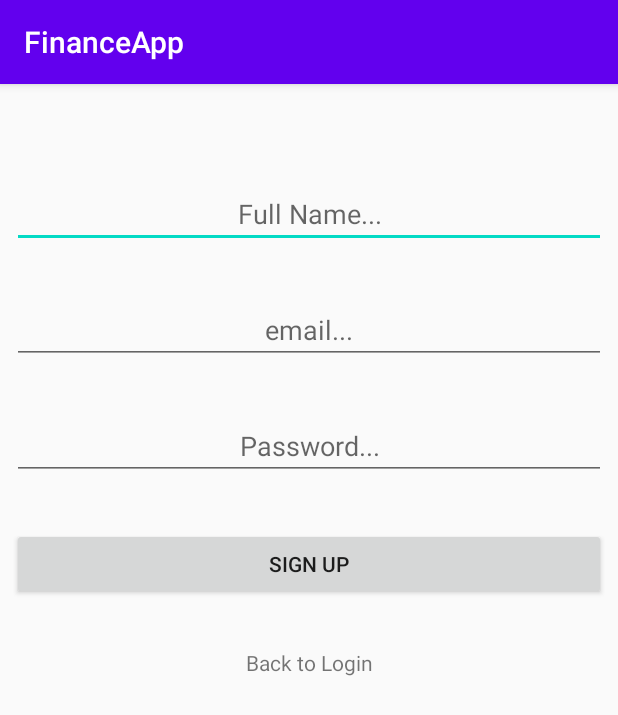
After one commit to csc668-868-hakunamatata/android-finance-app, an Android app: the SignupActivity screen opened directly, with no data from a screen before it, on a phone screen of 412 x 824 dp. The commit adds this screen. Shown: the top 715 px of the screen. Run offline under Robolectric (Android 15) with nearby library versions, the phone set to English and light mode, and no system bars.

Commit message:
Implemented login and signup activity

```diff
--- a/app/build.gradle
+++ b/app/build.gradle
@@ -20,6 +20,9 @@ android {
             proguardFiles getDefaultProguardFile('proguard-android-optimize.txt'), 'proguard-rules.pro'
         }
     }
+    compileOptions {
+        targetCompatibility JavaVersion.VERSION_1_8
+    }
 }
 
 dependencies {
--- a/app/src/main/AndroidManifest.xml
+++ b/app/src/main/AndroidManifest.xml
@@ -9,7 +9,8 @@
         android:roundIcon="@mipmap/ic_launcher_round"
         android:supportsRtl="true"
         android:theme="@style/AppTheme">
-        <activity android:name=".MainActivity">
+        <activity android:name=".SignupActivity"></activity>
+        <activity android:name=".LoginActivity">
             <intent-filter>
                 <action android:name="android.intent.action.MAIN" />
 
--- /dev/null
+++ b/app/src/main/java/com/example/financeapp/SignupActivity.java
@@ -0,0 +1,30 @@
+package com.example.financeapp;
+
+import androidx.appcompat.app.AppCompatActivity;
+
+import android.content.Intent;
+import android.os.Bundle;
+import android.view.View;
+import android.widget.TextView;
+
+public class SignupActivity extends AppCompatActivity {
+
+    @Override
+    protected void onCreate(Bundle savedInstanceState) {
+        super.onCreate(savedInstanceState);
+        setContentView(R.layout.activity_signup);
+
+
+        final TextView backToLogin = (TextView) findViewById(R.id.backToLogin);
+        backToLogin.setOnClickListener(new View.OnClickListener(){
+
+            @Override
+            public void onClick(View view) {
+                Intent intent = new Intent(SignupActivity.this, LoginActivity.class);
+                SignupActivity.this.startActivity(intent);
+            }
+        });
+    }
+
+
+}
--- /dev/null
+++ b/app/src/main/res/layout/activity_signup.xml
@@ -0,0 +1,91 @@
+<?xml version="1.0" encoding="utf-8"?>
+<androidx.constraintlayout.widget.ConstraintLayout xmlns:android="http://schemas.android.com/apk/res/android"
+    xmlns:app="http://schemas.android.com/apk/res-auto"
+    xmlns:tools="http://schemas.android.com/tools"
+    android:layout_width="match_parent"
+    android:layout_height="match_parent"
+    tools:context=".SignupActivity">
+
+    <EditText
+        android:id="@+id/signupName"
+        android:layout_width="0dp"
+        android:layout_height="wrap_content"
+        android:layout_marginStart="8dp"
+        android:layout_marginLeft="8dp"
+        android:layout_marginTop="64dp"
+        android:layout_marginEnd="8dp"
+        android:layout_marginRight="8dp"
+        android:autofillHints=""
+        android:ems="10"
+        android:gravity="center"
+        android:hint="@string/fullName"
+        android:inputType="textPersonName"
+        app:layout_constraintEnd_toEndOf="parent"
+        app:layout_constraintStart_toStartOf="parent"
+        app:layout_constraintTop_toTopOf="parent" />
+
+    <EditText
+        android:id="@+id/signupEmail"
+        android:layout_width="0dp"
+        android:layout_height="wrap_content"
+        android:layout_marginStart="8dp"
+        android:layout_marginLeft="8dp"
+        android:layout_marginTop="32dp"
+        android:layout_marginEnd="8dp"
+        android:layout_marginRight="8dp"
+        android:autofillHints=""
+        android:ems="10"
+        android:gravity="center"
+        android:hint="@string/email"
+        android:inputType="textEmailAddress"
+        app:layout_constraintEnd_toEndOf="parent"
+        app:layout_constraintStart_toStartOf="parent"
+        app:layout_constraintTop_toBottomOf="@+id/signupName" />
+
+    <EditText
+        android:id="@+id/signupPassword"
+        android:layout_width="0dp"
+        android:layout_height="wrap_content"
+        android:layout_marginStart="8dp"
+        android:layout_marginLeft="8dp"
+        android:layout_marginTop="32dp"
+        android:layout_marginEnd="8dp"
+        android:layout_marginRight="8dp"
+        android:autofillHints=""
+        android:ems="10"
+        android:gravity="center"
+        android:hint="@string/password"
+        android:inputType="textPassword"
+        app:layout_constraintEnd_toEndOf="parent"
+        app:layout_constraintStart_toStartOf="parent"
+        app:layout_constraintTop_toBottomOf="@+id/signupEmail" />
+
+    <Button
+        android:id="@+id/signupButton"
+        android:layout_width="0dp"
+        android:layout_height="wrap_content"
+        android:layout_marginStart="8dp"
+        android:layout_marginLeft="8dp"
+        android:layout_marginTop="32dp"
+        android:layout_marginEnd="8dp"
+        android:layout_marginRight="8dp"
+        android:text="@string/signUp"
+        app:layout_constraintEnd_toEndOf="parent"
+        app:layout_constraintStart_toStartOf="parent"
+        app:layout_constraintTop_toBottomOf="@+id/signupPassword" />
+
+    <TextView
+        android:id="@+id/backToLogin"
+        android:layout_width="0dp"
+        android:layout_height="wrap_content"
+        android:layout_marginStart="8dp"
+        android:layout_marginLeft="8dp"
+        android:layout_marginTop="32dp"
+        android:layout_marginEnd="8dp"
+        android:layout_marginRight="8dp"
+        android:gravity="center"
+        android:text="@string/backToLogin"
+        app:layout_constraintEnd_toEndOf="parent"
+        app:layout_constraintStart_toStartOf="parent"
+        app:layout_constraintTop_toBottomOf="@+id/signupButton" />
+</androidx.constraintlayout.widget.ConstraintLayout>
--- a/app/src/main/res/values/strings.xml
+++ b/app/src/main/res/values/strings.xml
@@ -1,3 +1,10 @@
 <resources>
     <string name="app_name">FinanceApp</string>
+    <string name="password">Password...</string>
+    <string name="email">email...</string>
+    <string name="fullName">Full Name...</string>
+    <string name="backToLogin">Back to Login</string>
+    <string name="signUp">SIGN UP</string>
+    <string name="login">LOGIN</string>
+    <string name="noAccount">Don\'t Have Account? Signup Here</string>
 </resources>
```
Also changed, not shown: app/src/main/java/com/example/financeapp/LoginActivity.java (added, +31 -0 lines), app/src/main/java/com/example/financeapp/MainActivity.java (deleted, +0 -14 lines), app/src/main/res/layout/activity_login.xml (added, +74 -0 lines), app/src/main/res/layout/activity_main.xml (deleted, +0 -18 lines), app/gradle/wrapper/gradle-wrapper.properties (added), 4 other files.
